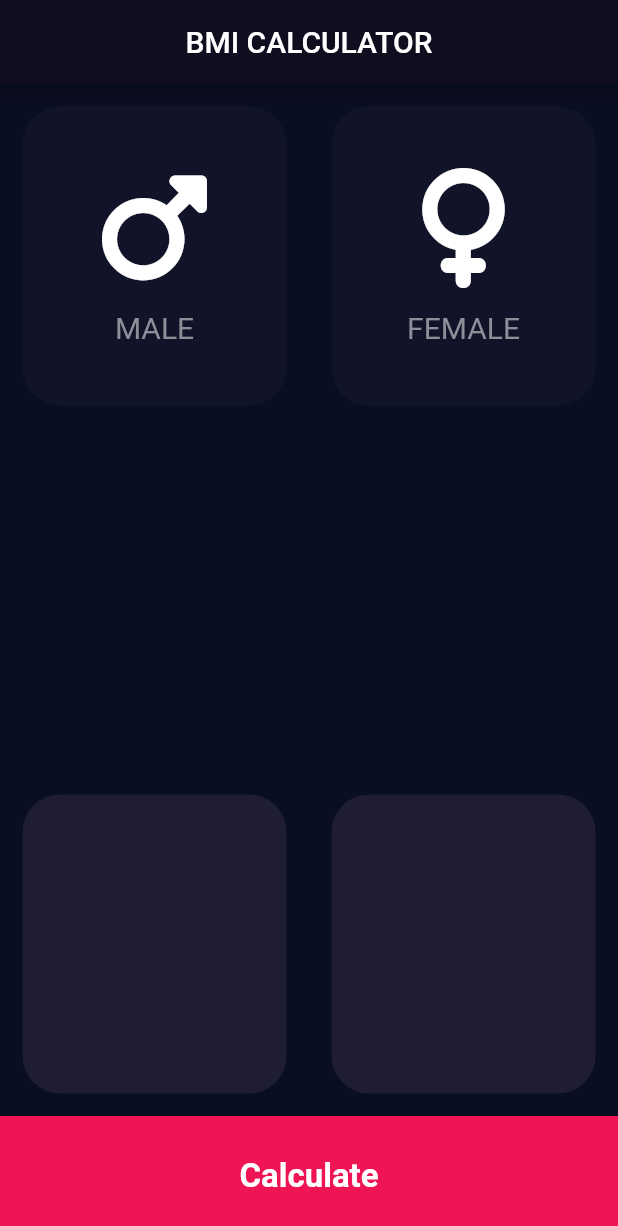
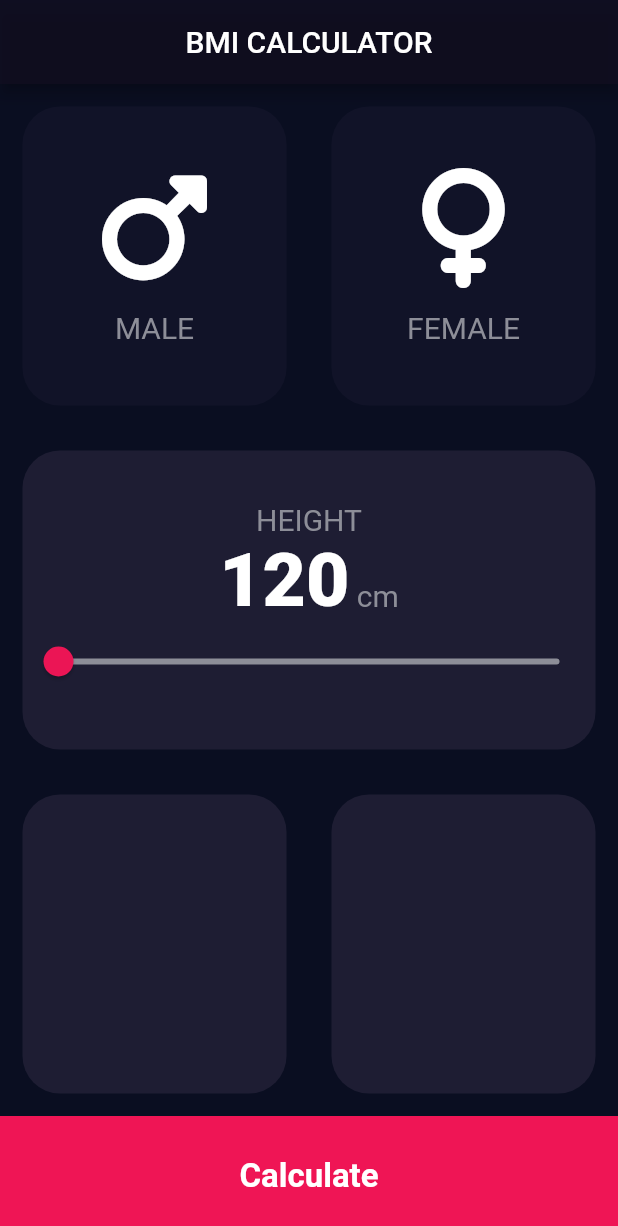
Before and after one commit to bhuvabhavik/BMI-CALCULATOR, a Flutter app: the screen it shows after launch, on a phone screen of 412 x 824 dp. Shown: the top 1226 px of the screen. Run offline on Flutter 3.47's test engine with Material 2 defaults, Android fonts, the phone set to English and light mode, and no system bars; our stand-ins replace font_awesome_flutter.

Commit message:
designed the slider card and synced the height value with the slider

```diff
--- /dev/null
+++ b/bmicalculator/lib/constants.dart
@@ -0,0 +1,30 @@
+import 'package:flutter/material.dart';
+import 'package:font_awesome_flutter/font_awesome_flutter.dart';
+
+const double kBottomContainerHeight = 80;
+const Color kActiveCardColor = Color(0xff1e1d33);
+const Color kInActiveCardColor = Color(0xff111328);
+const kBottomContainerColour = Color(0xffef1555);
+const kMaleIcon = Icon(
+  FontAwesomeIcons.mars,
+  size: 80,
+);
+const kFemaleIcon = Icon(
+  FontAwesomeIcons.venus,
+  size: 80,
+);
+const kMaleText = Text(
+  "MALE",
+  style: kTextStyle,
+);
+
+const kTextStyle = TextStyle(
+  color: Color(0xff8d8e98),
+  fontSize: 20,
+);
+const kFemaleText = Text(
+  "FEMALE",
+  style: kTextStyle,
+);
+const kBigNumberBoldText =
+    TextStyle(fontSize: 50.0, fontWeight: FontWeight.w900);
--- a/bmicalculator/lib/home_page.dart
+++ b/bmicalculator/lib/home_page.dart
@@ -1,28 +1,10 @@
+import 'dart:math';
+
 import 'package:bmicalculator/reuseable_gender_card.dart';
 import 'package:flutter/material.dart';
 import 'package:font_awesome_flutter/font_awesome_flutter.dart';
 import 'reuseable_card.dart';
-
-const double bottomContainerHeight = 80;
-const Color activeCardColor = Color(0xff1e1d33);
-const Color inActiveCardColor = Color(0xff111328);
-const bottomContainerColour = Color(0xffef1555);
-const maleIcon = Icon(
-  FontAwesomeIcons.mars,
-  size: 80,
-);
-const femaleIcon = Icon(
-  FontAwesomeIcons.venus,
-  size: 80,
-);
-const maleText = Text(
-  "MALE",
-  style: TextStyle(color: Color(0xff8d8e98), fontSize: 20),
-);
-const femaleText = Text(
-  "FEMALE",
-  style: TextStyle(color: Color(0xff8d8e98), fontSize: 20),
-);
+import 'constants.dart';
 
 enum GenderType {
   male,
@@ -38,8 +20,9 @@ class HomePage extends StatefulWidget {
 }
 
 class _HomePageState extends State<HomePage> {
-  Color maleCardColor = inActiveCardColor;
-  Color femaleCardColor = inActiveCardColor;
+  Color maleCardColor = kInActiveCardColor;
+  Color femaleCardColor = kInActiveCardColor;
+  late int height = 120;
 
   @override
   Widget build(BuildContext context) {
@@ -65,10 +48,10 @@ class _HomePageState extends State<HomePage> {
                           },
                           child: genderCard(
                               colour: selectedGender == GenderType.male
-                                  ? activeCardColor
-                                  : inActiveCardColor,
-                              genderIcon: maleIcon,
-                              genderText: maleText),
+                                  ? kActiveCardColor
+                                  : kInActiveCardColor,
+                              genderIcon: kMaleIcon,
+                              genderText: kMaleText),
                         ),
                       ),
                       Expanded(
@@ -80,10 +63,10 @@ class _HomePageState extends State<HomePage> {
                           },
                           child: genderCard(
                               colour: selectedGender == GenderType.female
-                                  ? activeCardColor
-                                  : inActiveCardColor,
-                              genderIcon: femaleIcon,
-                              genderText: femaleText),
+                                  ? kActiveCardColor
+                                  : kInActiveCardColor,
+                              genderIcon: kFemaleIcon,
+                              genderText: kFemaleText),
                         ),
                       ),
                     ],
@@ -93,7 +76,47 @@ class _HomePageState extends State<HomePage> {
             ),
           ),
           Expanded(
-            child: ReusableCard(colour: activeCardColor, cardWidget: Column()),
+            child: ReusableCard(
+                colour: kActiveCardColor,
+                cardWidget: Column(
+                  mainAxisAlignment: MainAxisAlignment.center,
+                  crossAxisAlignment: CrossAxisAlignment.stretch,
+                  children: [
+                    const Center(
+                      child: Text(
+                        'HEIGHT',
+                        style: kTextStyle,
+                      ),
+                    ),
+                    Row(
+                      mainAxisAlignment: MainAxisAlignment.center,
+                      crossAxisAlignment: CrossAxisAlignment.baseline,
+                      textBaseline: TextBaseline.alphabetic,
+                      children: [
+                        Text(
+                          height.toString(),
+                          style: kBigNumberBoldText,
+                        ),
+                        const Text(
+                          ' cm',
+                          style: kTextStyle,
+                        ),
+                      ],
+                    ),
+                    Slider(
+                      value: height.toDouble(),
+                      min: 120,
+                      max: 220,
+                      activeColor: Color(0xffeb1555),
+                      inactiveColor: Color(0xff8d8e98),
+                      onChanged: (double newValue) {
+                        setState(() {
+                          height = newValue.toInt();
+                        });
+                      },
+                    )
+                  ],
+                )),
           ),
           Expanded(
             child: Row(
@@ -101,20 +124,20 @@ class _HomePageState extends State<HomePage> {
                 Expanded(
                   child: ReusableCard(
                     cardWidget: Column(),
-                    colour: activeCardColor,
+                    colour: kActiveCardColor,
                   ),
                 ),
                 Expanded(
                   child: ReusableCard(
                     cardWidget: Column(),
-                    colour: activeCardColor,
+                    colour: kActiveCardColor,
                   ),
                 ),
               ],
             ),
           ),
           Container(
-            height: bottomContainerHeight,
+            height: kBottomContainerHeight,
             width: double.infinity,
             child: const Center(
               child: Text(
@@ -125,7 +148,7 @@ class _HomePageState extends State<HomePage> {
                     fontWeight: FontWeight.bold),
               ),
             ),
-            color: bottomContainerColour,
+            color: kBottomContainerColour,
           )
         ],
       ),
```
